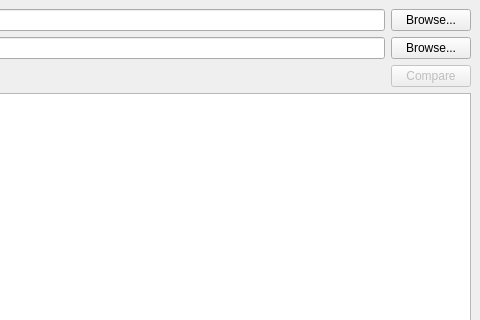
Before: the Qt Designer form mainwindow.ui in qualimock/filediff-gui, drawn with Qt 5; both pictures show x 328 to 808 and y 0 to 320 of the 808 by 600 pixel window.
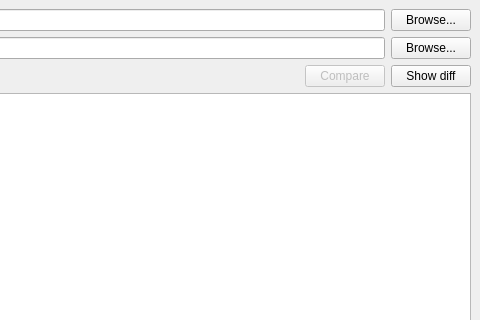
After: the same form once the commit is applied.

```diff
--- a/mainwindow.ui
+++ b/mainwindow.ui
@@ -93,6 +93,13 @@
         </property>
        </widget>
       </item>
+      <item>
+       <widget class="QPushButton" name="diffButton">
+        <property name="text">
+         <string>Show diff</string>
+        </property>
+       </widget>
+      </item>
      </layout>
     </item>
     <item>
```
